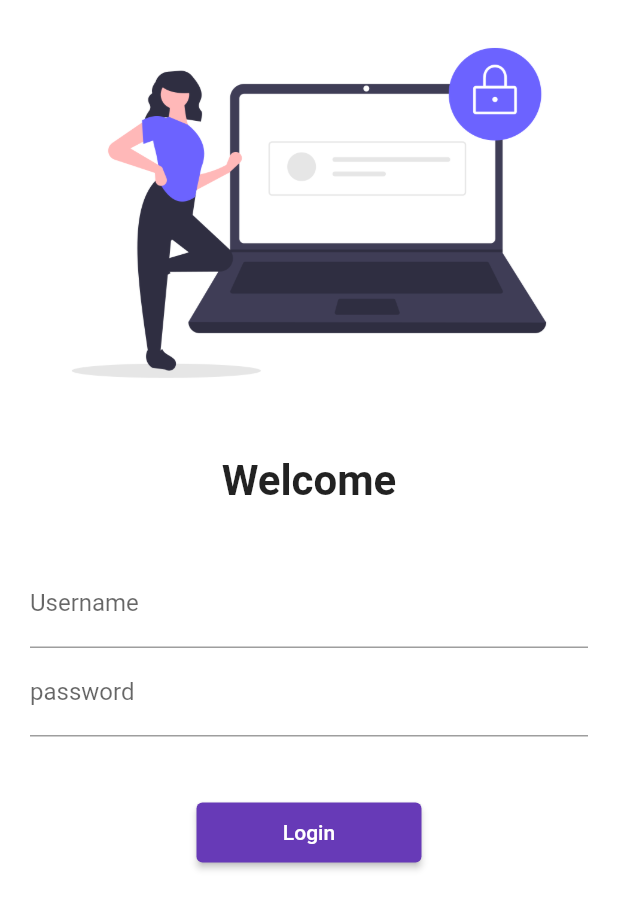
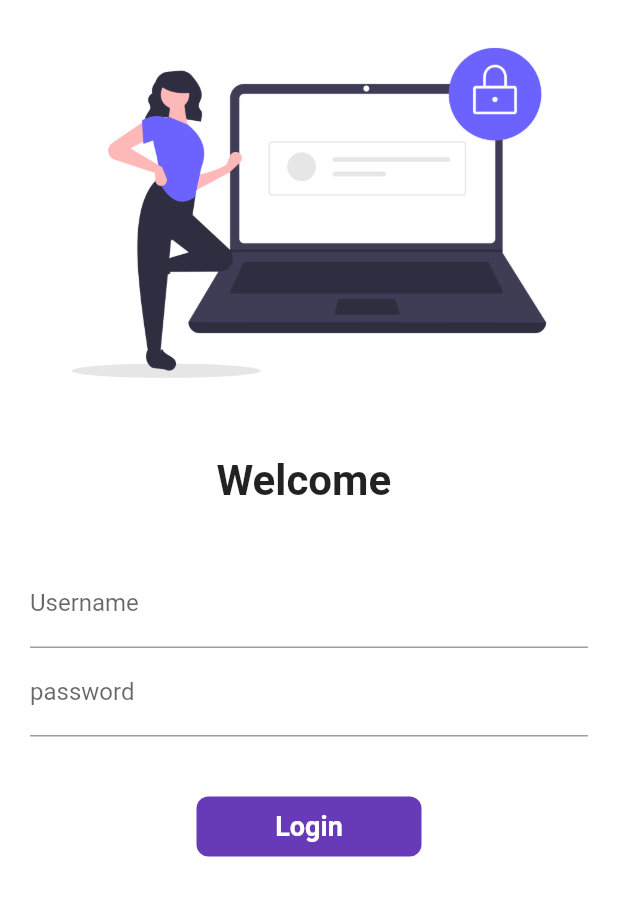
Before and after one commit to fawadmir/flutterPractice, a Flutter app: the screen it shows after launch, on a phone screen of 412 x 824 dp. Shown: the top 909 px of the screen. Run offline on Flutter 3.47's test engine with Material 2 defaults, Android fonts, the phone set to English and light mode, and no system bars.

Commit message:
day 6 completed

```diff
--- a/lib/pages/login_page.dart
+++ b/lib/pages/login_page.dart
@@ -1,7 +1,13 @@
 import 'package:flutter/material.dart';
 import 'package:flutter_catalog/utils/routes.dart';
 
-class LoginPage extends StatelessWidget {
+class LoginPage extends StatefulWidget {
+  @override
+  _LoginPageState createState() => _LoginPageState();
+}
+class _LoginPageState extends State<LoginPage> {
+  String name="";
+  bool changeButton = false;
 @override
   Widget build(BuildContext context) {
   return Material(
@@ -12,7 +18,7 @@ class LoginPage extends StatelessWidget {
   Image.asset("assets/images/login_image.png",
   fit: BoxFit.cover,),
   SizedBox(height:20.0),
-  Text("Welcome",style: TextStyle(
+  Text("Welcome $name",style: TextStyle(
   fontSize:28,
   fontWeight: FontWeight.bold,
   ),),
@@ -26,6 +32,10 @@ class LoginPage extends StatelessWidget {
   hintText: "Enter User Name",
   labelText: "Username",
   ),
+  onChanged: (value){
+  name=value;
+  setState(() {});
+  },
   ),
   TextFormField(
   obscureText: true,
@@ -33,17 +43,49 @@ class LoginPage extends StatelessWidget {
   hintText: "Enter Password",
   labelText: "password",
   ),
+
   ),
   SizedBox(height:40.0),
-  ElevatedButton(
-  child:Text("Login"),
-  style: TextButton.styleFrom(
-  minimumSize: Size(150, 40),
-  ),
-  onPressed:(){
+
+  InkWell(
+  onTap: ()async {
+  setState(() {
+  changeButton=true;
+  });
+  await Future.delayed(Duration(seconds: 1));
   Navigator.pushNamed(context, MyRoutes.homeRoute);
   },
+  child: AnimatedContainer(
+  duration: Duration(seconds: 1),
+  width: changeButton ? 50 : 150,
+  height: 40,
+  alignment: Alignment.center,
+  child: changeButton ? Icon(Icons.done,color: Colors.white,)
+  : Text("Login",style: TextStyle(
+  color: Colors.white,
+  fontSize: 18,
+  fontWeight: FontWeight.bold,
   ),
+  ),
+  decoration: BoxDecoration(
+  color: Colors.deepPurple,
+  // shape: changeButton ? BoxShape.circle : BoxShape.rectangle,
+  borderRadius: BorderRadius.circular(changeButton ? 50 :8),
+  ),
+  ),
+  ),
+
+
+  // ElevatedButton(
+  // child:Text("Login"),
+  // style: TextButton.styleFrom(
+  // minimumSize: Size(150, 40),
+  // ),
+  // onPressed:(){
+  // Navigator.pushNamed(context, MyRoutes.homeRoute);
+  // },
+  // ),
+
   ],
   ),
   ),
@@ -52,4 +94,4 @@ class LoginPage extends StatelessWidget {
   ),
   );
   }
-  }
+}
```
